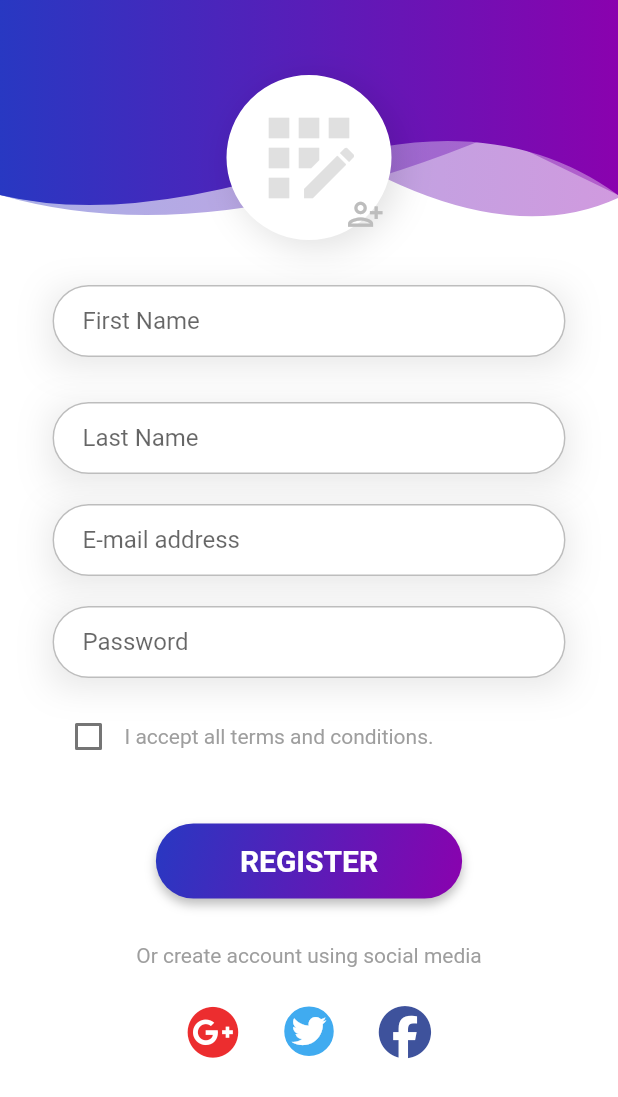
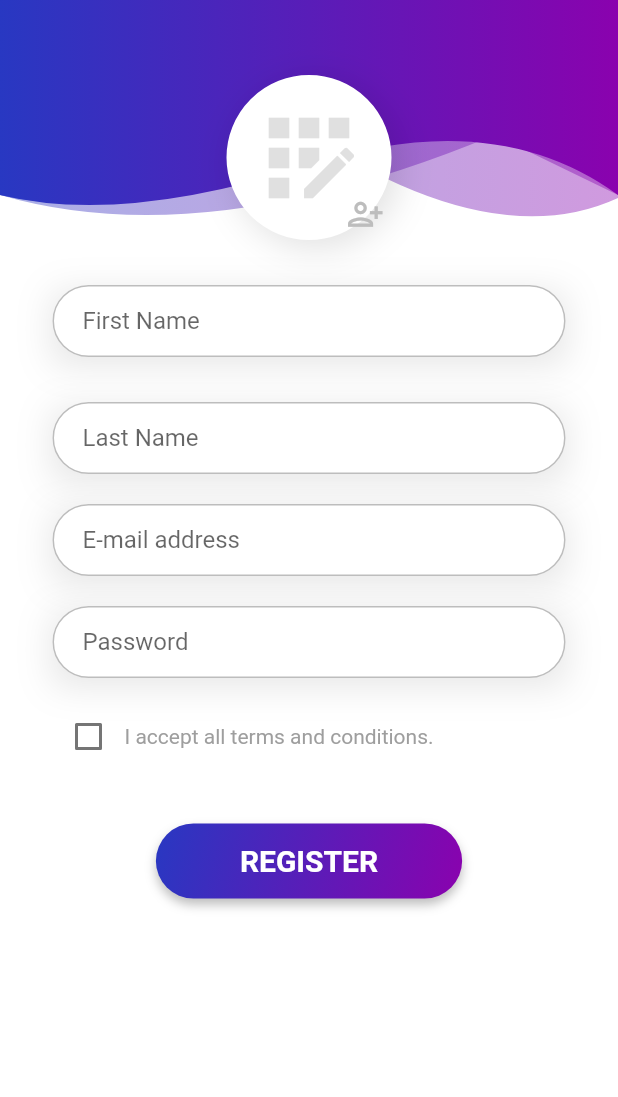
Before and after one commit to jayant1139/task_app, a Flutter app: the RegistrationPage screen opened directly, on a phone screen of 412 x 824 dp. Shown: the top 1097 px of the screen. Run offline on Flutter 3.47's test engine with Material 2 defaults, Android fonts, the phone set to English and light mode, and no system bars; our stand-ins replace font_awesome_flutter, hexcolor, hive_flutter, shared_preferences; accounts and stored records are empty.

Commit message:
removed_gplus_twitter

```diff
--- a/lib/pages/registration.dart
+++ b/lib/pages/registration.dart
@@ -244,23 +244,7 @@ class _RegistrationPageState extends State<RegistrationPage> {
                           ),
                           decoration: ThemeHelper().inputBoxDecorationShaddow(),
                         ),
-                        // SizedBox(height: 20.0),
-                        // Container(
-                        //   child: TextFormField(
-                        //     decoration: ThemeHelper().textInputDecoration(
-                        //         "Mobile Number",
-                        //         "Enter your mobile number"),
-                        //     keyboardType: TextInputType.phone,
-                        //     validator: (val) {
-                        //       if(!(val!.isEmpty) && !RegExp(r"^(\d+)*$").hasMatch(val)){
-                        //         return "Enter a valid phone number";
-                        //       }
-                        //       return null;
-                        //     },
-                        //   ),
-                        //   decoration: ThemeHelper().inputBoxDecorationShaddow(),
-                        // ),
-                        SizedBox(height: 20.0),
+                       const SizedBox(height: 20.0),
                         Container(
                           child: TextFormField(
                             controller: _passwordController,
@@ -276,7 +260,7 @@ class _RegistrationPageState extends State<RegistrationPage> {
                           ),
                           decoration: ThemeHelper().inputBoxDecorationShaddow(),
                         ),
-                        SizedBox(height: 15.0),
+                      const  SizedBox(height: 15.0),
                         FormField<bool>(
                           builder: (state) {
                             return Column(
@@ -291,7 +275,7 @@ class _RegistrationPageState extends State<RegistrationPage> {
                                             state.didChange(value);
                                           });
                                         }),
-                                    Text(
+                                   const Text(
                                       "I accept all terms and conditions.",
                                       style: TextStyle(color: Colors.grey),
                                     ),
@@ -331,7 +315,7 @@ class _RegistrationPageState extends State<RegistrationPage> {
                                   const EdgeInsets.fromLTRB(40, 10, 40, 10),
                               child: Text(
                                 "Register".toUpperCase(),
-                                style: TextStyle(
+                                style:const TextStyle(
                                   fontSize: 20,
                                   fontWeight: FontWeight.bold,
                                   color: Colors.white,
@@ -346,98 +330,98 @@ class _RegistrationPageState extends State<RegistrationPage> {
                                   MaterialPageRoute(
                                     builder: (context) => LoginPage(),
                                   ),
-                                  // (Route<dynamic> route) => false
+
                                 );
                               }
                             },
                           ),
                         ),
-                        SizedBox(height: 30.0),
-                        Text(
-                          "Or create account using social media",
-                          style: TextStyle(color: Colors.grey),
-                        ),
-                        SizedBox(height: 25.0),
-                        Row(
-                          mainAxisAlignment: MainAxisAlignment.center,
-                          children: [
-                            GestureDetector(
-                              child: FaIcon(
-                                FontAwesomeIcons.googlePlus,
-                                size: 35,
-                                color: HexColor("#EC2D2F"),
-                              ),
-                              onTap: () {
-                                setState(() {
-                                  showDialog(
-                                    context: context,
-                                    builder: (BuildContext context) {
-                                      return ThemeHelper().alartDialog(
-                                          "Google Plus",
-                                          "You tap on GooglePlus social icon.",
-                                          context);
-                                    },
-                                  );
-                                });
-                              },
-                            ),
-                            SizedBox(
-                              width: 30.0,
-                            ),
-                            GestureDetector(
-                              child: Container(
-                                padding: EdgeInsets.all(0),
-                                decoration: BoxDecoration(
-                                  borderRadius: BorderRadius.circular(100),
-                                  border: Border.all(
-                                      width: 5, color: HexColor("#40ABF0")),
-                                  color: HexColor("#40ABF0"),
-                                ),
-                                child: FaIcon(
-                                  FontAwesomeIcons.twitter,
-                                  size: 23,
-                                  color: HexColor("#FFFFFF"),
-                                ),
-                              ),
-                              onTap: () {
-                                setState(() {
-                                  showDialog(
-                                    context: context,
-                                    builder: (BuildContext context) {
-                                      return ThemeHelper().alartDialog(
-                                          "Twitter",
-                                          "You tap on Twitter social icon.",
-                                          context);
-                                    },
-                                  );
-                                });
-                              },
-                            ),
-                            SizedBox(
-                              width: 30.0,
-                            ),
-                            GestureDetector(
-                              child: FaIcon(
-                                FontAwesomeIcons.facebook,
-                                size: 35,
-                                color: HexColor("#3E529C"),
-                              ),
-                              onTap: () {
-                                setState(() {
-                                  showDialog(
-                                    context: context,
-                                    builder: (BuildContext context) {
-                                      return ThemeHelper().alartDialog(
-                                          "Facebook",
-                                          "You tap on Facebook social icon.",
-                                          context);
-                                    },
-                                  );
-                                });
-                              },
-                            ),
-                          ],
-                        ),
+                        // // SizedBox(height: 30.0),
+                        // // Text(
+                        // //   "Or create account using social media",
+                        // //   style: TextStyle(color: Colors.grey),
+                        // // ),
+                        // // SizedBox(height: 25.0),
+                        // // Row(
+                        // //   mainAxisAlignment: MainAxisAlignment.center,
+                        // //   children: [
+                        // //     GestureDetector(
+                        // //       child: FaIcon(
+                        // //         FontAwesomeIcons.googlePlus,
+                        // //         size: 35,
+                        // //         color: HexColor("#EC2D2F"),
+                        // //       ),
+                        // //       onTap: () {
+                        // //         setState(() {
+                        // //           showDialog(
+                        // //             context: context,
+                        // //             builder: (BuildContext context) {
+                        // //               return ThemeHelper().alartDialog(
+                        // //                   "Google Plus",
+                        // //                   "You tap on GooglePlus social icon.",
+                        // //                   context);
+                        // //             },
+                        // //           );
+                        // //         });
+                        // //       },
+                        // //     ),
+                        // //     SizedBox(
+                        // //       width: 30.0,
+                        // //     ),
+                        // //     GestureDetector(
+                        // //       child: Container(
+                        // //         padding: EdgeInsets.all(0),
+                        // //         decoration: BoxDecoration(
+                        // //           borderRadius: BorderRadius.circular(100),
+                        // //           border: Border.all(
+                        // //               width: 5, color: HexColor("#40ABF0")),
+                        // //           color: HexColor("#40ABF0"),
+                        // //         ),
+                        // //         child: FaIcon(
+                        // //           FontAwesomeIcons.twitter,
+                        // //           size: 23,
+                        // //           color: HexColor("#FFFFFF"),
+                        // //         ),
+                        // //       ),
+                        // //       onTap: () {
+                        // //         setState(() {
+                        // //           showDialog(
+                        // //             context: context,
+                        // //             builder: (BuildContext context) {
+                        // //               return ThemeHelper().alartDialog(
+                        // //                   "Twitter",
+                        // //                   "You tap on Twitter social icon.",
+                        // //                   context);
+                        // //             },
+                        // //           );
+                        // //         });
+                        // //       },
+                        // //     ),
+                        // //     SizedBox(
+                        // //       width: 30.0,
+                        // //     ),
+                        // //     GestureDetector(
+                        // //       child: FaIcon(
+                        // //         FontAwesomeIcons.facebook,
+                        // //         size: 35,
+                        // //         color: HexColor("#3E529C"),
+                        // //       ),
+                        // //       onTap: () {
+                        // //         setState(() {
+                        // //           showDialog(
+                        // //             context: context,
+                        // //             builder: (BuildContext context) {
+                        // //               return ThemeHelper().alartDialog(
+                        // //                   "Facebook",
+                        // //                   "You tap on Facebook social icon.",
+                        // //                   context);
+                        // //             },
+                        // //           );
+                        // //         });
+                        // //       },
+                        // //     ),
+                        //   ],
+                        // ),
                       ],
                     ),
                   ),
```
Also changed, not shown: lib/main.dart (+1 -19 lines), lib/pages/create_task.dart (+16 -16 lines), 2 other files.
